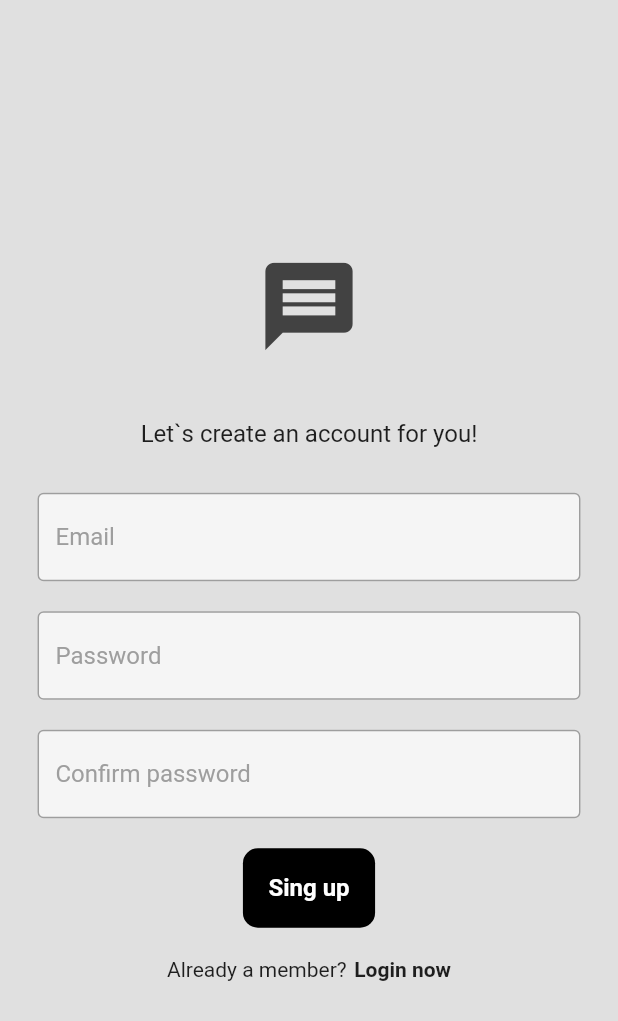
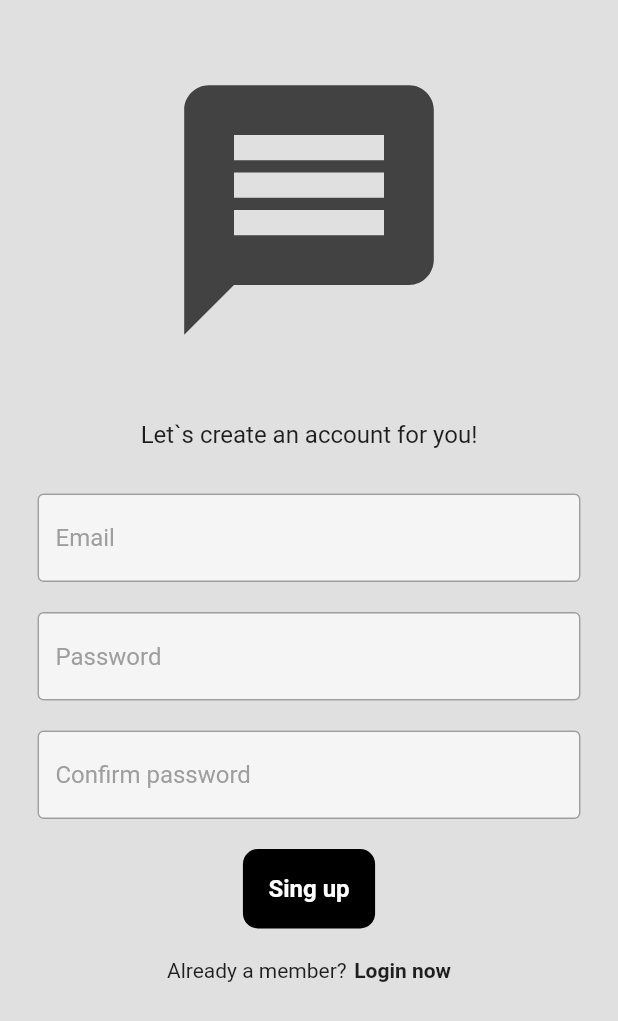
Before and after one commit to rostikKalabishka/chat_firebase_flutter, a Flutter app: the screen it shows after launch, after a tap on "Register now", on a phone screen of 412 x 824 dp. Shown: the top 1021 px of the screen. Run offline on Flutter 3.47's test engine with Material 2 defaults, Android fonts, the phone set to English and light mode, and no system bars; our stand-ins replace cloud_firestore, firebase_auth, firebase_core; accounts and stored records are empty; network calls fail.

Commit message:
fixed bugs

```diff
--- a/lib/pages/login_screen.dart
+++ b/lib/pages/login_screen.dart
@@ -34,14 +34,16 @@ class _LoginScreenState extends State<LoginScreen> {
     return Scaffold(
       backgroundColor: Colors.grey[300],
       body: SafeArea(
-        child: Center(
+        child: ListView(
+          children: [
+            Center(
               child: Column(
                 mainAxisAlignment: MainAxisAlignment.center,
                 children: [
                   const SizedBox(height: 40),
                   Icon(
                     Icons.message,
-                size: 100,
+                    size: 200,
                     color: Colors.grey[800],
                   ),
                   const SizedBox(height: 50),
@@ -92,6 +94,8 @@ class _LoginScreenState extends State<LoginScreen> {
                 ],
               ),
             ),
+          ],
+        ),
       ),
     );
   }
--- a/lib/pages/register_screen.dart
+++ b/lib/pages/register_screen.dart
@@ -43,13 +43,16 @@ class _RegisterScreenState extends State<RegisterScreen> {
     return Scaffold(
       backgroundColor: Colors.grey[300],
       body: SafeArea(
-        child: Center(
+          child: ListView(
+        children: [
+          Center(
             child: Column(
               mainAxisAlignment: MainAxisAlignment.center,
               children: [
+                const SizedBox(height: 40),
                 Icon(
                   Icons.message,
-                size: 70,
+                  size: 200,
                   color: Colors.grey[800],
                 ),
                 const SizedBox(height: 40),
@@ -109,7 +112,8 @@ class _RegisterScreenState extends State<RegisterScreen> {
               ],
             ),
           ),
-      ),
+        ],
+      )),
     );
   }
 }
```
Also changed, not shown: 2 other files. Lines whose indentation alone changed are shown as unchanged.
